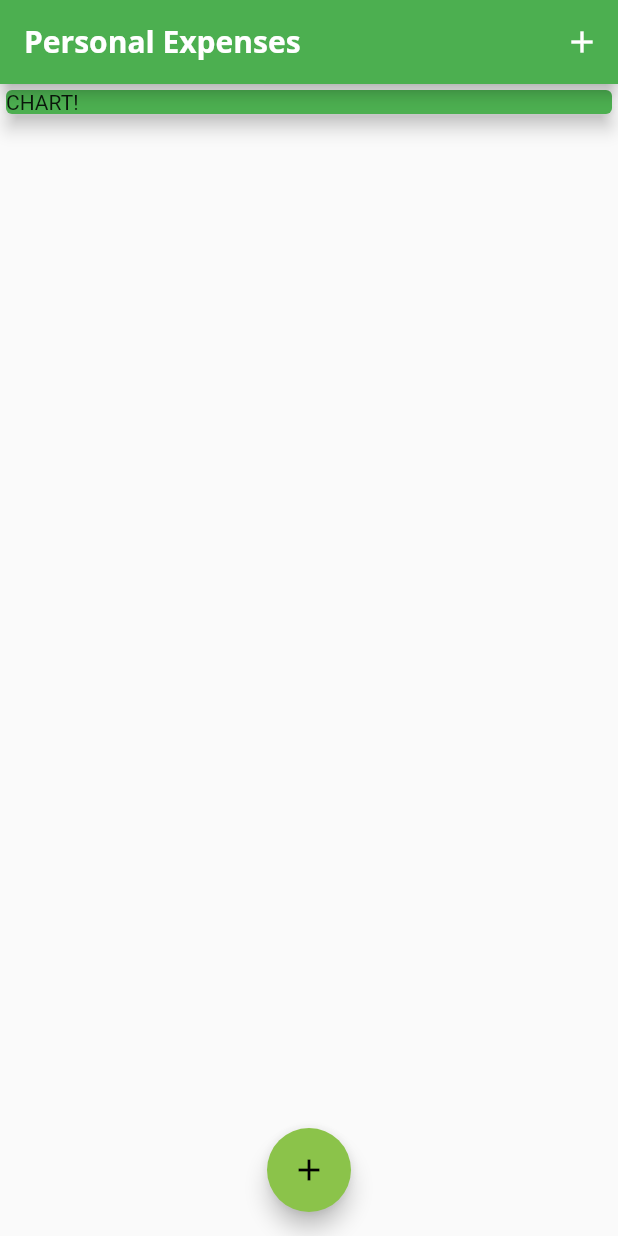
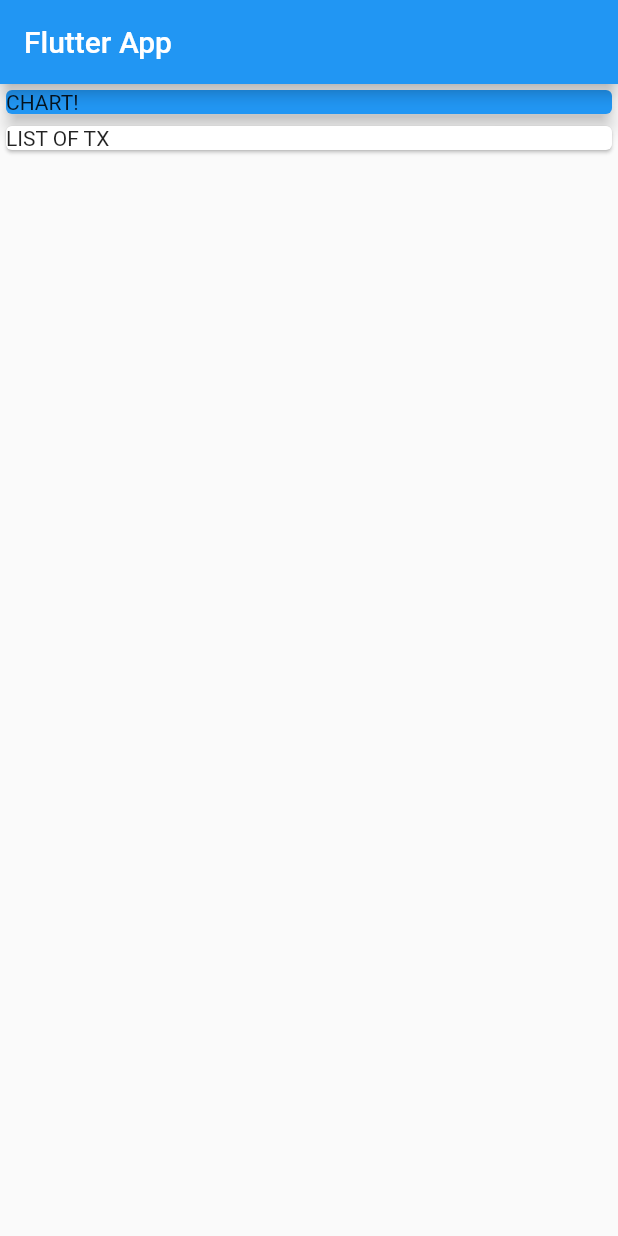
Before and after one commit to ksachchidanand/expanse-planner, a Flutter app: the screen it shows after launch, on a phone screen of 412 x 824 dp. Run offline on Flutter 3.47's test engine with Material 2 defaults, Android fonts, the phone set to English and light mode, and no system bars.

```diff
--- a/lib/main.dart
+++ b/lib/main.dart
@@ -1,8 +1,6 @@
 import 'package:flutter/material.dart';
 
-import './widgets/new_transaction.dart';
-import './widgets/transaction_list.dart';
-import './models/transaction.dart';
+import './transaction.dart';
 
 void main() => runApp(MyApp());
 
@@ -10,116 +8,46 @@ class MyApp extends StatelessWidget {
   @override
   Widget build(BuildContext context) {
     return MaterialApp(
-      title: 'Personal Expenses',
-      theme: ThemeData(
-        primarySwatch: Colors.green,
-        accentColor: Colors.lightGreen,
-        fontFamily: 'Quicksand',
-        textTheme: ThemeData.light().textTheme.copyWith(
-              headline6: TextStyle(
-                fontFamily: 'OpenSans',
-                fontSize: 18,
-                fontWeight: FontWeight.bold,
-              ),
-            ),
-        appBarTheme: AppBarTheme(
-          textTheme: ThemeData.light().textTheme.copyWith(
-                headline6: TextStyle(
-                  fontFamily: 'OpenSans',
-                  fontSize: 20,
-                  fontWeight: FontWeight.bold,
-                ),
-              ),
-        ),
-      ),
+      title: 'Flutter App',
       home: MyHomePage(),
     );
   }
 }
 
-class MyHomePage extends StatefulWidget {
-  @override
-  _MyHomePageState createState() => _MyHomePageState();
-}
-
-class _MyHomePageState extends State<MyHomePage> {
-  final List<Transaction> _userTransactions = [
-    // Transaction(
-    //   id: 't1',
-    //   title: 'Shoes',
-    //   amount: 86.56,
-    //   date: DateTime.now(),
-    // ),
-    // Transaction(
-    //   id: 't2',
-    //   title: 'Weekly Groceries',
-    //   amount: 16.35,
-    //   date: DateTime.now(),
-    // ),
+class MyHomePage extends StatelessWidget {
+  final List<Transaction> transactions = [
+    Transaction(
+      id: 't1',
+      title: 'Banana',
+      amount: 24.25,
+      date: DateTime.now(),
+    ),
+    Transaction(
+      id: 't2',
+      title: 'Apple',
+      amount: 14.25,
+      date: DateTime.now(),
+    ),
   ];
-
-  _addNewTransaction(String title, double amount) {
-    final newTransaction = Transaction(
-      title: title,
-      amount: amount,
-      date: DateTime.now(),
-      id: DateTime.now().toString(),
-    );
-
-    setState(() {
-      _userTransactions.add(newTransaction);
-    });
-  }
-
-  void _startAddNewTransaction(BuildContext context) {
-    showModalBottomSheet(
-      context: context,
-      builder: (_) {
-        return NewTransaction(_addNewTransaction);
-      },
-    );
-  }
 
   @override
   Widget build(BuildContext context) {
     return Scaffold(
       appBar: AppBar(
-        title: Text(
-          'Personal Expenses',
-          // style: TextStyle(
-          //   fontFamily: 'Open Sans',
-          // ),
-        ),
-        actions: [
-          IconButton(
-            icon: Icon(Icons.add),
-            onPressed: () {
-              _startAddNewTransaction(context);
-            },
+        title: Text('Flutter App'),
+      ),
+      body: Column(
+        crossAxisAlignment: CrossAxisAlignment.stretch,
+        children: [
+          Card(
+            color: Colors.blue,
+            child: Text('CHART!'),
+            elevation: 5,
+          ),
+          Card(
+            child: Text('LIST OF TX'),
           ),
         ],
-      ),
-      body: ListView(
-        children: [
-          Container(
-            width: double.infinity,
-            child: Card(
-              color: Colors.green,
-              child: Text('CHART!'),
-              elevation: 5,
-            ),
-          ),
-          TransactionList(_userTransactions),
-        ],
-      ),
-      floatingActionButtonLocation: FloatingActionButtonLocation.centerFloat,
-      floatingActionButton: FloatingActionButton(
-        child: Icon(
-          Icons.add,
-        ),
-        onPressed: () {
-          _startAddNewTransaction(context);
-        },
       ),
     );
   }
--- a/pubspec.yaml
+++ b/pubspec.yaml
@@ -49,6 +49,8 @@ flutter:
   # assets:
   #   - images/a_dot_burr.jpeg
   #   - images/a_dot_ham.jpeg
+  assets:
+    - assets/images/
 
   # An image asset can refer to one or more resolution-specific "variants", see
   # https://flutter.dev/assets-and-images/#resolution-aware.
```
Also changed, not shown: lib/widgets/new_transaction.dart (deleted, +0 -65 lines), lib/widgets/transaction_list.dart (deleted, +0 -64 lines), lib/transaction.dart (renamed from lib/models/transaction.dart).
